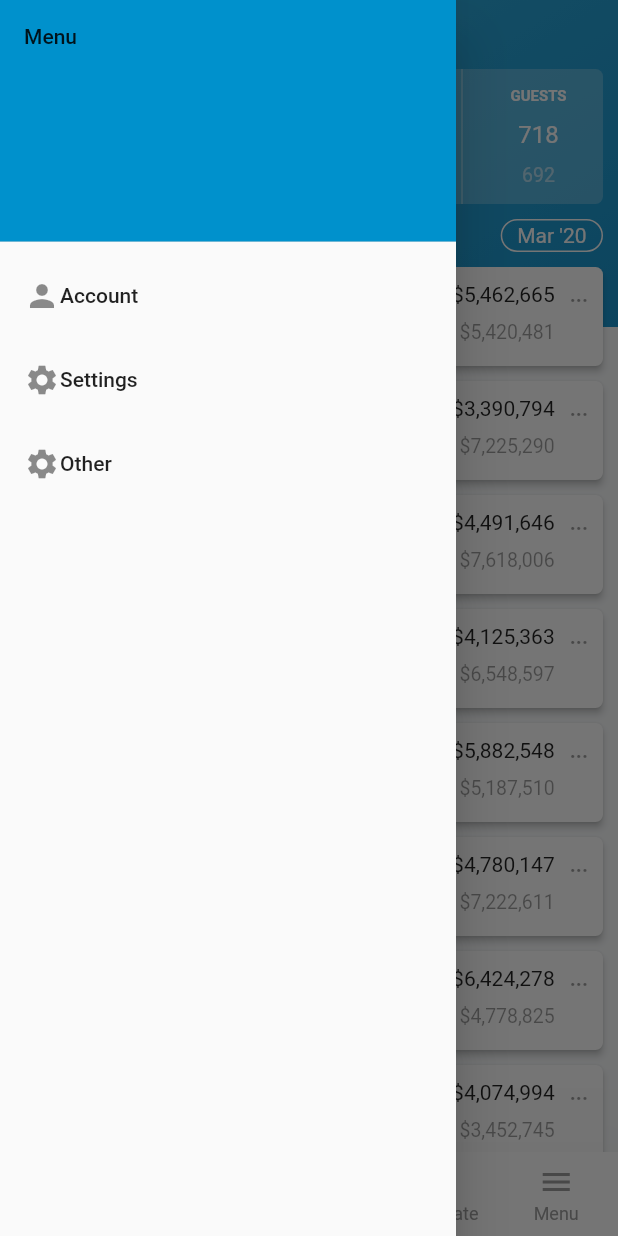
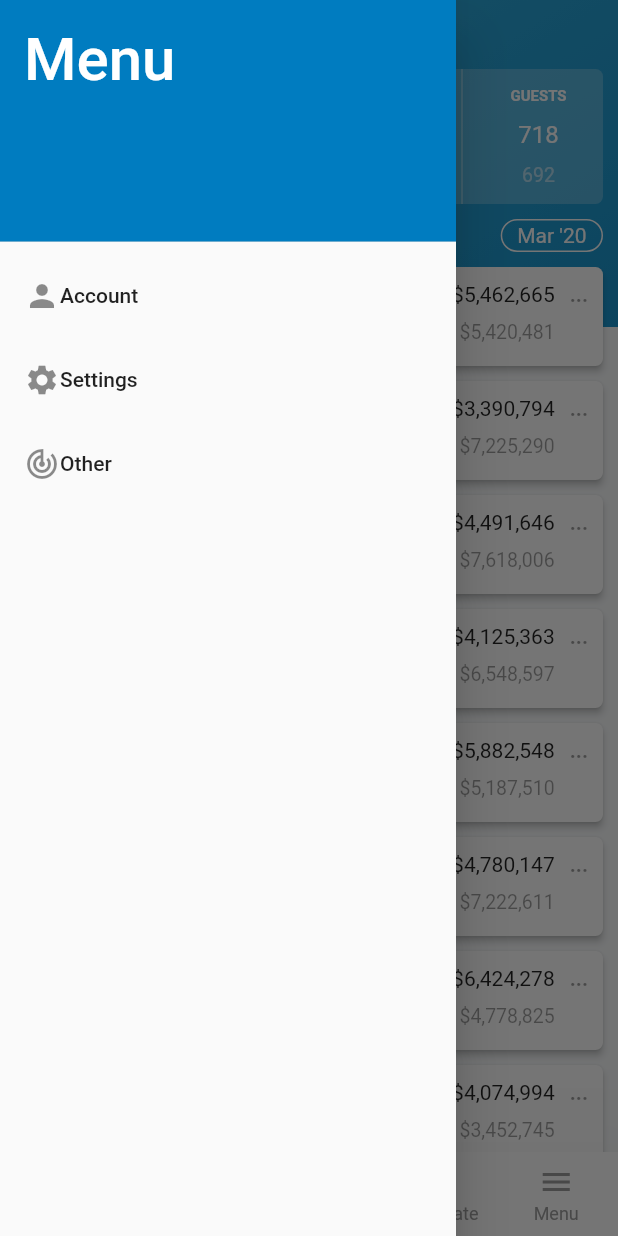
Before and after one commit to whilestevego/z_flutter_demo, a Flutter app: the screen it shows after launch, with the side drawer open, on a phone screen of 412 x 824 dp. Run offline on Flutter 3.47's test engine with Material 2 defaults, Android fonts, the phone set to English and light mode, and no system bars; our stand-ins replace fl_chart, month_picker_dialog.

Commit message:
Improve styling on drawer

```diff
--- a/lib/components/common/drawer_menu.dart
+++ b/lib/components/common/drawer_menu.dart
@@ -11,7 +11,11 @@ class DrawerMenu extends StatelessWidget {
         padding: EdgeInsets.zero,
         children: <Widget>[
           DrawerHeader(
-            child: Text('Menu'),
+            child: Text('Menu',
+                style: TextStyle(
+                  color: Colors.white,
+                  fontSize: 40,
+                )),
             decoration: BoxDecoration(
               color: themeBlue,
             ),
@@ -35,7 +39,7 @@ class DrawerMenu extends StatelessWidget {
           ListTile(
             title: Row(
               children: <Widget>[
-                Icon(Icons.settings),
+                Icon(Icons.track_changes),
                 Text('Other'),
               ],
             ),
--- a/lib/components/screens/revenue_screen.dart
+++ b/lib/components/screens/revenue_screen.dart
@@ -80,6 +80,7 @@ class _MainScreenState extends State<RevenueScreen> {
           backgroundColor: Colors.transparent,
           drawer: DrawerMenu(),
           appBar: AppBar(
+            automaticallyImplyLeading: false,
             title: Column(
               children: <Widget>[
                 Text(widget.title, style: TextStyle(fontSize: 16.0)),
--- a/lib/constants.dart
+++ b/lib/constants.dart
@@ -6,4 +6,4 @@ const double borderRadius = 5.0;
 // Theming
 // TODO: Switch to theming features of Flutter
 const themeGrey = Color.fromRGBO(248, 250, 251, 1);
-const themeBlue = Color.fromRGBO(0, 145, 204, 1);
+const themeBlue = Color.fromRGBO(0, 124, 192, 1);
```
